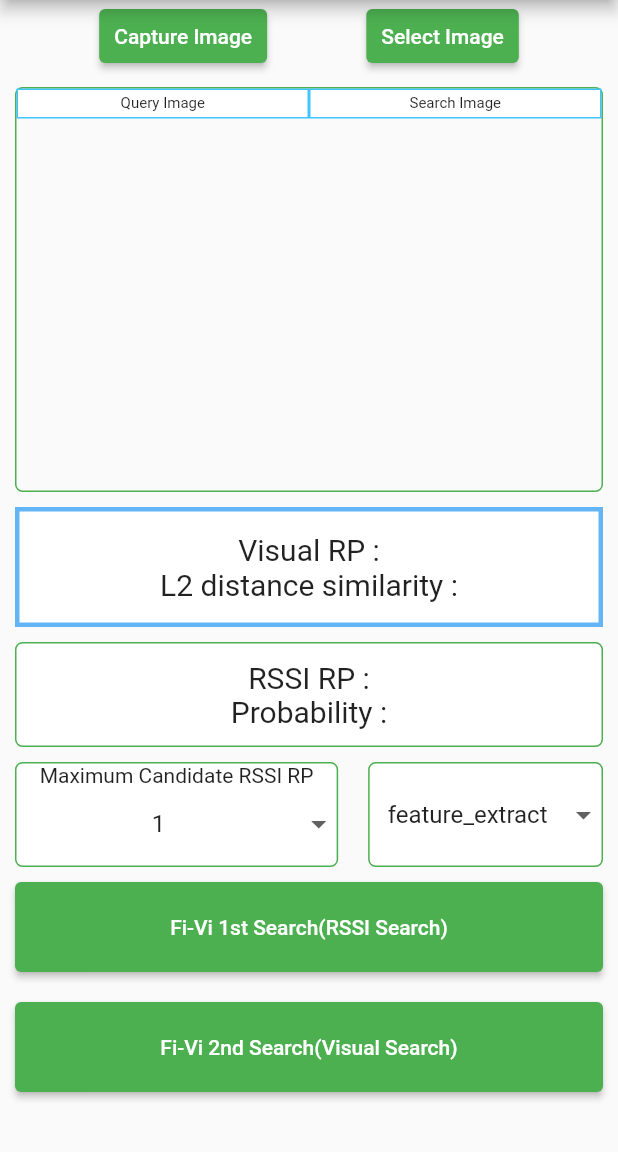
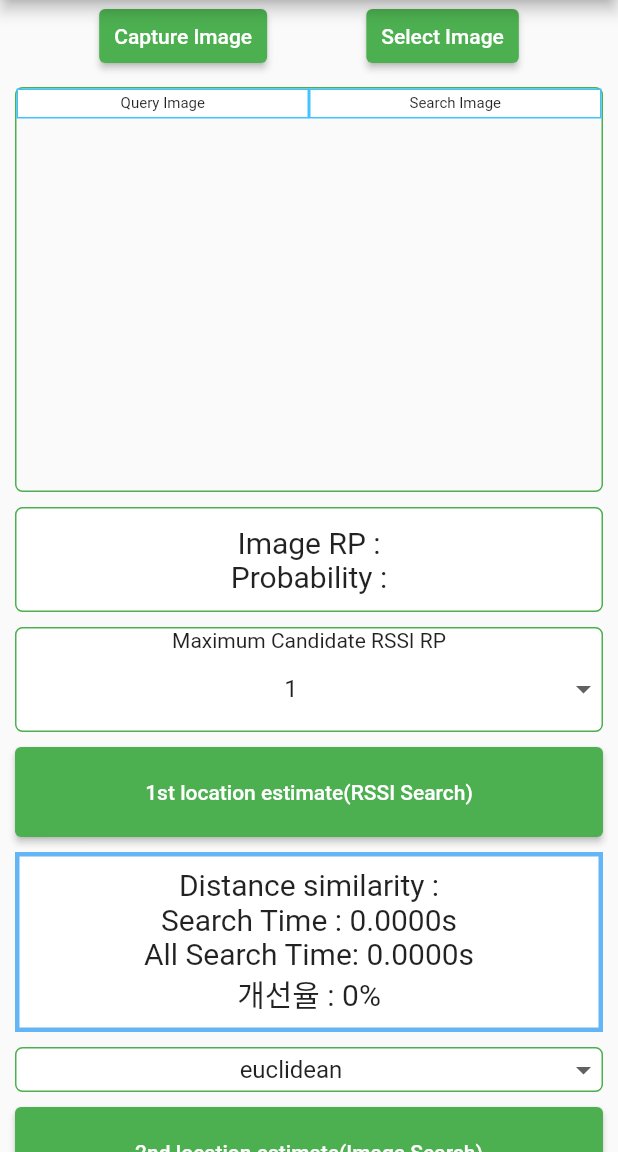
Before and after one commit to kyh980909/VRAR-Demo-App, a Flutter app: the screen it shows after launch, on a phone screen of 412 x 824 dp, the part 84-1236 px from its top. Run offline on Flutter 3.47's test engine with Material 2 defaults, Android fonts, the phone set to English and light mode, and no system bars; our stand-ins replace dio, image_picker, permission_handler, photo_view, webview_flutter; missing offline and left inert: wifi_hunter.

Commit message:
Update UI

```diff
--- a/lib/main.dart
+++ b/lib/main.dart
@@ -1,12 +1,13 @@
 import 'dart:convert';
-import 'dart:ffi';
 import 'dart:io';
 import 'dart:typed_data';
 import 'dart:ui';
+import 'package:demo/selectImage.dart';
 import 'package:dio/dio.dart';
 import 'package:flutter/material.dart';
 import 'package:flutter/services.dart';
 import 'package:image_picker/image_picker.dart';
+import 'package:path_provider/path_provider.dart';
 import 'package:permission_handler/permission_handler.dart';
 import 'package:webview_flutter/webview_flutter.dart';
 import 'package:wifi_hunter/wifi_hunter.dart';
@@ -46,21 +47,27 @@ class MyHomePage extends StatefulWidget {
 class _MyHomePageState extends State<MyHomePage> {
   PickedFile? _image;
   Uint8List? _searchImage;
+  double _searchTime = 0.0;
+  double _allSearchTime = 0.0;
   WiFiHunterResult wiFiHunterResult = WiFiHunterResult();
   final List<String> _imageSearchAlgoList = [
-    'feature_extract',
-    'feature_match'
+    'euclidean',
+    'manhattan'
   ];
-  String _selectedImageSearchAlgo = 'feature_extract';
+  String _selectedImageSearchAlgo = 'euclidean';
 
   final List<int> _rssiCandidateMaxRPList = [1, 2, 3, 4, 5];
   int _selectedRssiCandidateMaxRP = 1;
 
-  Map<String, int> rssi = {};
+  Map<String, dynamic> rssi = {};
   List<dynamic> rssi_rp = [];
   List<dynamic> rssi_rp_prob = [];
   String visual_rp = "";
   String dist = "";
+
+  double performanceCalculator(searchTime, allSearchTime) {
+    return (allSearchTime - searchTime) / searchTime;
+  }
 
   Future<void> permissionRequest() async {
     if (await Permission.camera.request().isGranted) {
@@ -84,6 +91,14 @@ class _MyHomePageState extends State<MyHomePage> {
     }
   }
 
+  Future<File> getImageFileFromAssets(String path) async {
+    final byteData = await rootBundle.load('test_data/$path');
+
+    final file = File('${(await getTemporaryDirectory()).path}/$path');
+    await file.writeAsBytes(byteData.buffer.asUint8List(byteData.offsetInBytes, byteData.lengthInBytes));
+    return file;
+  }
+
   Future captureImage() async {
     try {
       final image = await ImagePicker()
@@ -99,34 +114,50 @@ class _MyHomePageState extends State<MyHomePage> {
       debugPrint("Failed to pick image: $e");
     }
   }
-
-  Future pickImage() async {
-    try {
-      final image = await ImagePicker()
-          .pickImage(source: ImageSource.gallery, imageQuality: 30);
-
-      if (image == null) return;
-      final imageTemp = PickedFile(image.path);
-
-      setState(() {
-        _image = imageTemp;
-      });
-    } on PlatformException catch (e) {
-      debugPrint("Failed to pick image: $e");
-    }
-  }
+  //
+  // Future pickImage() async {
+  //   try {
+  //     final image = await ImagePicker()
+  //         .pickImage(source: ImageSource.gallery, imageQuality: 30);
+  //
+  //     if (image == null) return;
+  //     final imageTemp = PickedFile(image.path);
+  //     print(image.path);
+  //
+  //     setState(() {
+  //       _image = imageTemp;
+  //     });
+  //   } on PlatformException catch (e) {
+  //     debugPrint("Failed to pick image: $e");
+  //   }
+  // }
 
   Future sendImage() async {
     Dio dio = Dio();
+
     if (_image != null) {
       dynamic sendData = _image?.path;
 
       dynamic formData =
           FormData.fromMap({'image': await MultipartFile.fromFile(sendData)});
 
-      var response = await dio.post(
-        'http://117.17.157.104:15261/visual_map_predict/$_selectedImageSearchAlgo',
-        queryParameters: {'rp': rssi_rp},
+      Uint8List? temp = await _image?.readAsBytes();
+      print(temp?.length);
+
+      if (rssi_rp.isEmpty) rssi_rp = ['total'];
+
+      // var response = await dio.post(
+      //   'http://117.17.157.104:15261/visual_map_predict/$_selectedImageSearchAlgo',
+      //   queryParameters: {'rp': rssi_rp[0]},
+      //   data: formData,
+      //   options: Options(
+      //     headers: {
+      //       'Content-Type': 'application/json; charset=UTF-8',
+      //     },
+      //   ),
+      // );
+      var uploadImage = await dio.post(
+        'http://117.17.157.101:58961/upload',
         data: formData,
         options: Options(
           headers: {
@@ -134,15 +165,52 @@ class _MyHomePageState extends State<MyHomePage> {
           },
         ),
       );
-      if (response.statusCode == 200) {
+
+      if(uploadImage.statusCode == 200) {
+        for(int i=0; i<_selectedRssiCandidateMaxRP; i++) {
+          String sendRssiRp = rssi_rp[i].toString();
+          var image_search_api = await dio.post(
+            "http://117.17.157.101:58961/candidatePoint",
+            data: jsonEncode({"Building": int.parse(sendRssiRp[0]),"Floor": int.parse(sendRssiRp[1]),"RP":sendRssiRp.substring(2), "a":_selectedImageSearchAlgo}),
+            options: Options(
+              headers: {
+                'Content-Type': 'application/json; charset=UTF-8',
+              },
+            ),
+          );
+
+          if (image_search_api.statusCode == 200) {
             try {
               setState(() {
-            _searchImage = base64Decode(response.data['img'].toString());
-            dist = response.data['dist'].toString();
-            visual_rp = response.data['rp'].toString();
+                _searchImage = base64Decode(image_search_api.data['img'].toString());
+                dist = image_search_api.data['dist'].toString();
+                visual_rp = image_search_api.data['rp'].toString();
+                _searchTime = image_search_api.data['searchTime'];
               });
             } catch (e) {
               print(e);
+            }
+          }
+        }
+
+        var all_search = await dio.post(
+          "http://117.17.157.101:58961/candidatePoint",
+          data: jsonEncode({"Building": 0,"Floor": 0,"RP": ",", "a":_selectedImageSearchAlgo}),
+          options: Options(
+            headers: {
+              'Content-Type': 'application/json; charset=UTF-8',
+            },
+          ),
+        );
+
+        if (all_search.statusCode == 200) {
+          try {
+            setState(() {
+              _allSearchTime = all_search.data['searchTime'];
+            });
+          } catch (e) {
+            print(e);
+          }
         }
       }
     } else {
@@ -216,8 +284,26 @@ class _MyHomePageState extends State<MyHomePage> {
                   ),
                 ),
                 ElevatedButton(
-                  onPressed: () {
-                    pickImage();
+                  onPressed: () async {
+                    final result = await Navigator.push(
+                      context,
+                      MaterialPageRoute(
+                        builder: (context) => const SelectImage(),
+                      ),
+                    );
+
+                    if (result == '1') {
+                      // File(_image!.path)
+                      final image_path = await getImageFileFromAssets('test_image1.jpg');
+                      final rssi_json = await rootBundle.loadString('test_data/test_rssi1.json');
+                      final data = json.decode(rssi_json);
+
+                      setState(() {
+                        _image = PickedFile(image_path.path);
+                        rssi = data;
+                      });
+                    }
+                    // pickImage();
                   },
                   child: const Text("Select Image"),
                   style: ButtonStyle(
@@ -314,33 +400,16 @@ class _MyHomePageState extends State<MyHomePage> {
             ),
             Container(
               margin: const EdgeInsets.symmetric(horizontal: 10.0),
-              width: double.infinity,
-              height: 80.0,
-              child: Center(
-                child: Text(
-                  'Visual RP : $visual_rp\nL2 distance similarity : $dist',
-                  style: const TextStyle(fontSize: 20.0),
-                  textAlign: TextAlign.center,
-                ),
-              ),
-              decoration: BoxDecoration(
-                color: Colors.white,
-                border: Border.all(color: Colors.blue.shade300, width: 3.0),
-              ),
-            ),
-            const SizedBox(height: 10.0),
-            Container(
-              margin: const EdgeInsets.symmetric(horizontal: 10.0),
               child: GestureDetector(
                 child: Center(
-                  child: rssi_rp.isNotEmpty
+                  child: rssi_rp_prob.isNotEmpty
                       ? Text(
-                          'RSSI RP : ${rssi_rp[0]}\nProbability : ${rssi_rp_prob[0].toStringAsFixed(4)}%',
+                    'Image RP : ${rssi_rp[0]}\nProbability : ${rssi_rp_prob[0].toStringAsFixed(4)}%',
                     style: const TextStyle(fontSize: 20.0),
                     textAlign: TextAlign.center,
                   )
                       : const Text(
-                          'RSSI RP :\nProbability : ',
+                    'Image RP :\nProbability : ',
                     style: TextStyle(fontSize: 20.0),
                     textAlign: TextAlign.center,
                   ),
@@ -363,11 +432,7 @@ class _MyHomePageState extends State<MyHomePage> {
               height: 70,
             ),
             const SizedBox(height: 10.0),
-            Row(
-              children: [
-                Expanded(
-                  flex: 4,
-                  child: Container(
+            Container(
               margin: const EdgeInsets.symmetric(horizontal: 10.0),
               child: Column(
                 children: [
@@ -401,10 +466,42 @@ class _MyHomePageState extends State<MyHomePage> {
               ),
               height: 70,
             ),
+            Container(
+              margin:
+              const EdgeInsets.symmetric(horizontal: 10.0, vertical: 10.0),
+              width: double.infinity,
+              height: 60.0,
+              child: ElevatedButton(
+                onPressed: () {
+                  sendRssi();
+                },
+                child: const Text("1st location estimate(RSSI Search)"),
+                style: ButtonStyle(
+                  backgroundColor: MaterialStateProperty.all(Colors.green),
+                  padding: MaterialStateProperty.all(
+                    const EdgeInsets.all(10.0),
                   ),
-                Expanded(
-                  flex: 3,
-                  child: Container(
+                ),
+              ),
+            ),
+            Container(
+              margin: const EdgeInsets.symmetric(horizontal: 10.0),
+              width: double.infinity,
+              height: 120.0,
+              child: Center(
+                child: Text(
+                  'Distance similarity : $dist\nSearch Time : ${_searchTime.toStringAsFixed(4)}s\nAll Search Time: ${_allSearchTime.toStringAsFixed(4)}s\n개선율 : ${_searchTime == 0 && _allSearchTime == 0 ? 0: performanceCalculator(_searchTime, _allSearchTime)}%',
+                  style: const TextStyle(fontSize: 20.0),
+                  textAlign: TextAlign.center,
+                ),
+              ),
+              decoration: BoxDecoration(
+                color: Colors.white,
+                border: Border.all(color: Colors.blue.shade300, width: 3.0),
+              ),
+            ),
+            const SizedBox(height: 10),
+            Container(
               margin: const EdgeInsets.symmetric(horizontal: 10.0),
               child: Center(
                 child: DropdownButtonHideUnderline(
@@ -429,28 +526,7 @@ class _MyHomePageState extends State<MyHomePage> {
                 border: Border.all(color: Colors.green, width: 1.0),
                 borderRadius: BorderRadius.circular(5.0),
               ),
-                    height: 70,
-                  ),
-                ),
-              ],
-            ),
-            Container(
-              margin:
-                  const EdgeInsets.symmetric(horizontal: 10.0, vertical: 10.0),
-              width: double.infinity,
-              height: 60.0,
-              child: ElevatedButton(
-                onPressed: () {
-                  sendRssi();
-                },
-                child: const Text("Fi-Vi 1st Search(RSSI Search)"),
-                style: ButtonStyle(
-                  backgroundColor: MaterialStateProperty.all(Colors.green),
-                  padding: MaterialStateProperty.all(
-                    const EdgeInsets.all(10.0),
-                  ),
-                ),
-              ),
+              height: 30,
             ),
             Container(
               margin:
@@ -461,7 +537,7 @@ class _MyHomePageState extends State<MyHomePage> {
                 onPressed: () {
                   sendImage();
                 },
-                child: const Text("Fi-Vi 2nd Search(Visual Search)"),
+                child: const Text("2nd location estimate(Image Search)"),
                 style: ButtonStyle(
                   backgroundColor: MaterialStateProperty.all(Colors.green),
                   padding: MaterialStateProperty.all(
@@ -527,7 +603,7 @@ class _ImageDialogState extends State<ImageDialog> {
     return Container(
       child: PhotoView(
         imageProvider: AssetImage('images/visual_rp_${widget.visual_rp}.png'),
-        backgroundDecoration: BoxDecoration(color: Colors.white),
+        backgroundDecoration: const BoxDecoration(color: Colors.white),
       ),
     );
   }
--- a/pubspec.yaml
+++ b/pubspec.yaml
@@ -37,7 +37,7 @@ dependencies:
   image_picker:
   dio:
   wifi_hunter: ^1.1.0
-  path_provider: ^2.0.9
+  path_provider: ^2.0.11
   permission_handler: ^9.2.0
   photo_view: ^0.14.0
   webview_flutter: ^3.0.4
@@ -67,6 +67,7 @@ flutter:
   # To add assets to your application, add an assets section, like this:
   assets:
     - images/
+    - test_data/
   #   - images/a_dot_ham.jpeg
 
   # An image asset can refer to one or more resolution-specific "variants", see
```
Also changed, not shown: lib/selectImage.dart (added, +33 -0 lines), test_data/test_rssi1.json (added, +1 -0 lines), test_data/test_image1.jpg (added). Lines whose indentation alone changed are shown as unchanged.
